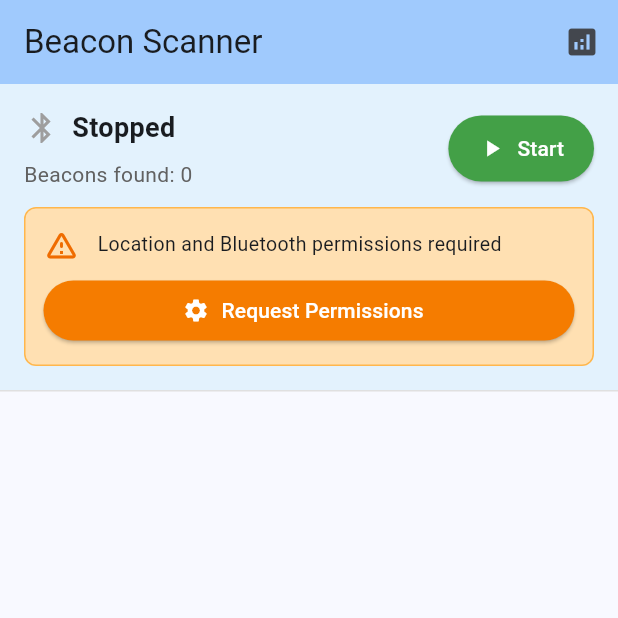
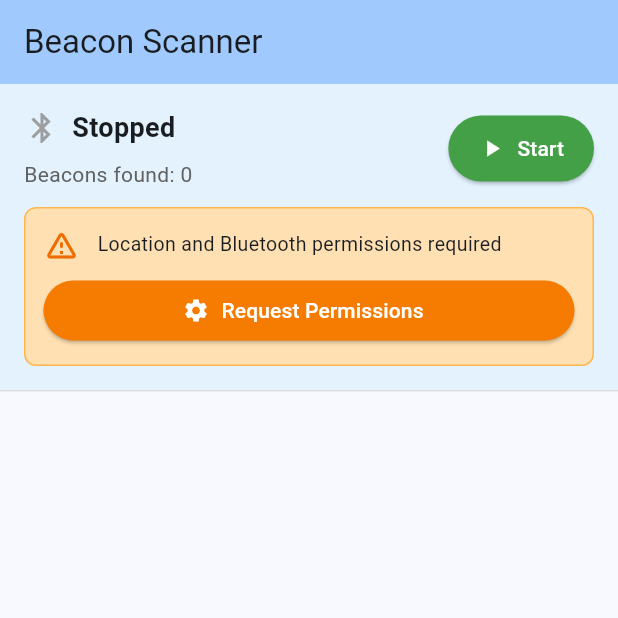
Before and after one commit to gerardggf/beacons_flutter, a Flutter app: the screen it shows after launch, after a tap on "Start", on a phone screen of 412 x 824 dp, the top half of it. Run offline on Flutter 3.47's test engine with Material 3 defaults, Android fonts, the phone set to English and light mode, and no system bars; our stand-ins replace plugin_platform_interface.

Commit message:
fix platforms

```diff
--- a/example/lib/main.dart
+++ b/example/lib/main.dart
@@ -1,7 +1,6 @@
 import 'package:flutter/material.dart';
 import 'dart:async';
 import 'package:beacons_flutter/beacons_flutter.dart';
-import 'beacon_diagnostics.dart';
 
 void main() {
   runApp(const BeaconsFlutterExampleApp());
@@ -209,8 +208,7 @@ class _BeaconScannerPageState extends State<BeaconScannerPage> {
           ScaffoldMessenger.of(context).showSnackBar(
             const SnackBar(
               content: Text(
-                '⚠️ iOS: Para detectar iBeacons debes añadir sus UUIDs en el código. '
-                'Se detectarán Eddystone y AltBeacons.',
+                '⚠️ iOS: To discover iBeacons, please add their UUIDs in the code. Eddystone and AltBeacons will still be discovered.',
               ),
               duration: Duration(seconds: 5),
               backgroundColor: Colors.orange,
@@ -636,13 +634,6 @@ class _BeaconScannerPageState extends State<BeaconScannerPage> {
       appBar: AppBar(
         title: const Text('Beacon Scanner'),
         backgroundColor: Theme.of(context).colorScheme.inversePrimary,
-        actions: [
-          IconButton(
-            icon: const Icon(Icons.analytics),
-            tooltip: 'Diagnóstico',
-            onPressed: () => context.showBeaconDiagnostics(),
-          ),
-        ],
       ),
       body: Column(
         children: [
```
